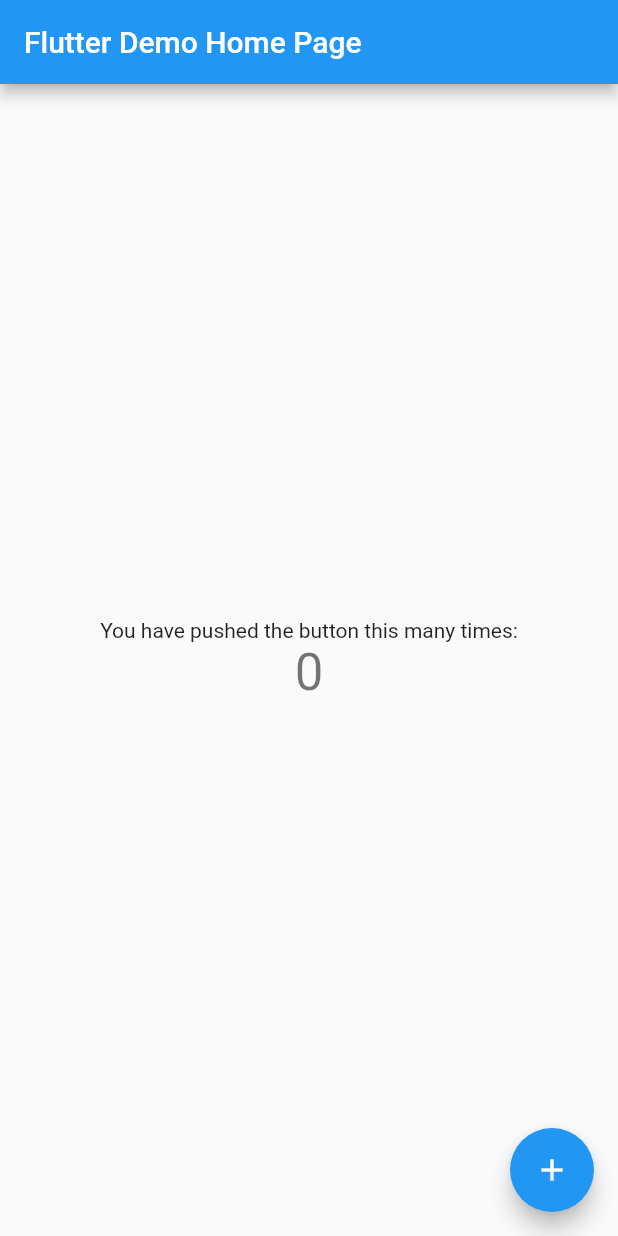
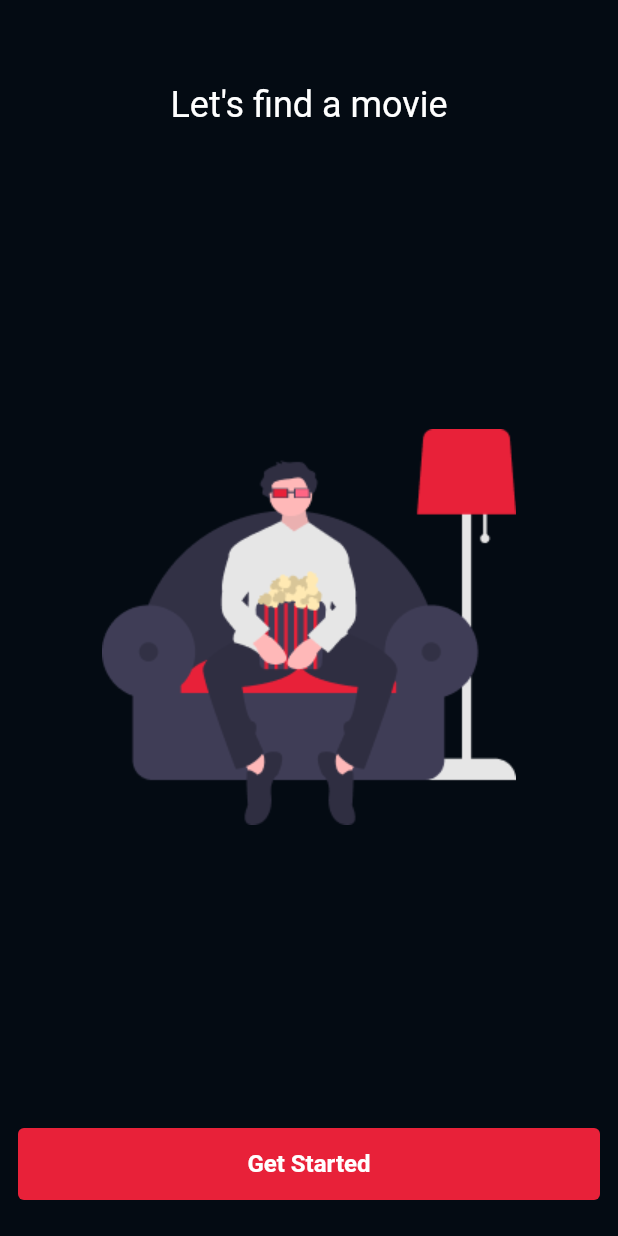
Before and after one commit to Klimek777/movieapp, a Flutter app: the screen it shows after launch, on a phone screen of 412 x 824 dp. Run offline on Flutter 3.47's test engine with Material 2 defaults, Android fonts, the phone set to English and light mode, and no system bars.

Commit message:
module 1 -  all pages without result page

```diff
--- /dev/null
+++ b/lib/ core/constants.dart
@@ -0,0 +1,3 @@
+const kBorderRadius = 8.0;
+const kListItemSpacing = 12.0;
+const kMediumSpacing = 24.0;
--- /dev/null
+++ b/lib/ core/widgets/primary_button.dart
@@ -0,0 +1,36 @@
+import 'package:flutter/material.dart';
+import 'package:movieapp/%20core/constants.dart';
+
+class PrimaryButton extends StatelessWidget {
+  const PrimaryButton({
+    Key? key,
+    required this.onPressed,
+    required this.text,
+    this.width = double.infinity,
+  }) : super(key: key);
+
+  final VoidCallback onPressed;
+  final String text;
+  final double width;
+
+  @override
+  Widget build(BuildContext context) {
+    return Padding(
+      padding: const EdgeInsets.symmetric(horizontal: 12.0),
+      child: TextButton(
+        style: TextButton.styleFrom(
+            shape: RoundedRectangleBorder(
+              borderRadius: BorderRadius.circular(kBorderRadius / 2),
+            ),
+            fixedSize: Size(width, 48)),
+        onPressed: onPressed,
+        child: Row(mainAxisAlignment: MainAxisAlignment.center, children: [
+          Text(
+            text,
+            style: Theme.of(context).textTheme.button,
+          )
+        ]),
+      ),
+    );
+  }
+}
--- /dev/null
+++ b/lib/features/movie_flow/landing/landing_screen.dart
@@ -0,0 +1,40 @@
+import 'package:flutter/gestures.dart';
+import 'package:flutter/material.dart';
+import 'package:movieapp/%20core/constants.dart';
+import 'package:movieapp/%20core/widgets/primary_button.dart';
+
+class LandingScreen extends StatelessWidget {
+  const LandingScreen({
+    Key? key,
+    required this.nextPage,
+    required this.previousPage,
+  }) : super(key: key);
+
+  final VoidCallback nextPage;
+  final VoidCallback previousPage;
+  @override
+  Widget build(BuildContext context) {
+    return Scaffold(
+      appBar: AppBar(),
+      body: Center(
+        child: Column(
+          children: [
+            Text(
+              'Let\'s find a movie',
+              style: Theme.of(context).textTheme.headline5,
+              textAlign: TextAlign.center,
+            ),
+            const Spacer(),
+            Image.asset('images/undraw_horror_movie.png'),
+            const Spacer(),
+            PrimaryButton(
+              onPressed: nextPage,
+              text: 'Get Started',
+            ),
+            const SizedBox(height: kMediumSpacing)
+          ],
+        ),
+      ),
+    );
+  }
+}
--- /dev/null
+++ b/lib/features/movie_flow/movie_flow.dart
@@ -0,0 +1,47 @@
+import 'package:flutter/material.dart';
+import 'package:movieapp/features/movie_flow/genre/genre_screen.dart';
+import 'package:movieapp/features/movie_flow/landing/landing_screen.dart';
+import 'package:movieapp/features/movie_flow/rating/rating_screen.dart';
+import 'package:movieapp/features/movie_flow/years_back/years_back_screen.dart';
+
+class MovieFlow extends StatefulWidget {
+  const MovieFlow({Key? key}) : super(key: key);
+
+  @override
+  State<MovieFlow> createState() => _MovieFlowState();
+}
+
+class _MovieFlowState extends State<MovieFlow> {
+  final pageController = PageController();
+
+  void nextPage() {
+    pageController.nextPage(
+        duration: const Duration(microseconds: 600),
+        curve: Curves.easeOutCubic);
+  }
+
+  void previousPage() {
+    pageController.previousPage(
+        duration: const Duration(milliseconds: 600),
+        curve: Curves.easeOutCubic);
+  }
+
+  @override
+  void dispose() {
+    pageController.dispose();
+    super.dispose();
+  }
+
+  Widget build(BuildContext context) {
+    return PageView(
+      controller: pageController,
+      physics: const NeverScrollableScrollPhysics(),
+      children: [
+        LandingScreen(nextPage: nextPage, previousPage: previousPage),
+        GenreScreen(nextPage: nextPage, previousPage: previousPage),
+        RatingScreen(nextPage: nextPage, previousPage: previousPage),
+        YearsBackScreen(nextPage: nextPage, previousPage: previousPage),
+      ],
+    );
+  }
+}
--- a/lib/main.dart
+++ b/lib/main.dart
@@ -1,4 +1,6 @@
 import 'package:flutter/material.dart';
+import 'package:movieapp/features/movie_flow/movie_flow.dart';
+import 'package:movieapp/theme/custom_theme.dart';
 
 void main() {
   runApp(const MyApp());
@@ -11,105 +13,9 @@ class MyApp extends StatelessWidget {
   @override
   Widget build(BuildContext context) {
     return MaterialApp(
-      title: 'Flutter Demo',
-      theme: ThemeData(
-        // This is the theme of your application.
-        //
-        // Try running your application with "flutter run". You'll see the
-        // application has a blue toolbar. Then, without quitting the app, try
-        // changing the primarySwatch below to Colors.green and then invoke
-        // "hot reload" (press "r" in the console where you ran "flutter run",
-        // or simply save your changes to "hot reload" in a Flutter IDE).
-        // Notice that the counter didn't reset back to zero; the application
-        // is not restarted.
-        primarySwatch: Colors.blue,
-      ),
-      home: const MyHomePage(title: 'Flutter Demo Home Page'),
-    );
+        title: 'Movie Recommendation',
+        darkTheme: CustomTheme.darkTheme(context),
+        themeMode: ThemeMode.dark,
+        home: const MovieFlow());
   }
 }
-
-class MyHomePage extends StatefulWidget {
-  const MyHomePage({Key? key, required this.title}) : super(key: key);
-
-  // This widget is the home page of your application. It is stateful, meaning
-  // that it has a State object (defined below) that contains fields that affect
-  // how it looks.
-
-  // This class is the configuration for the state. It holds the values (in this
-  // case the title) provided by the parent (in this case the App widget) and
-  // used by the build method of the State. Fields in a Widget subclass are
-  // always marked "final".
-
-  final String title;
-
-  @override
-  State<MyHomePage> createState() => _MyHomePageState();
-}
-
-class _MyHomePageState extends State<MyHomePage> {
-  int _counter = 0;
-
-  void _incrementCounter() {
-    setState(() {
-      // This call to setState tells the Flutter framework that something has
-      // changed in this State, which causes it to rerun the build method below
-      // so that the display can reflect the updated values. If we changed
-      // _counter without calling setState(), then the build method would not be
-      // called again, and so nothing would appear to happen.
-      _counter++;
-    });
-  }
-
-  @override
-  Widget build(BuildContext context) {
-    // This method is rerun every time setState is called, for instance as done
-    // by the _incrementCounter method above.
-    //
-    // The Flutter framework has been optimized to make rerunning build methods
-    // fast, so that you can just rebuild anything that needs updating rather
-    // than having to individually change instances of widgets.
-    return Scaffold(
-      appBar: AppBar(
-        // Here we take the value from the MyHomePage object that was created by
-        // the App.build method, and use it to set our appbar title.
-        title: Text(widget.title),
-      ),
-      body: Center(
-        // Center is a layout widget. It takes a single child and positions it
-        // in the middle of the parent.
-        child: Column(
-          // Column is also a layout widget. It takes a list of children and
-          // arranges them vertically. By default, it sizes itself to fit its
-          // children horizontally, and tries to be as tall as its parent.
-          //
-          // Invoke "debug painting" (press "p" in the console, choose the
-          // "Toggle Debug Paint" action from the Flutter Inspector in Android
-          // Studio, or the "Toggle Debug Paint" command in Visual Studio Code)
-          // to see the wireframe for each widget.
-          //
-          // Column has various properties to control how it sizes itself and
-          // how it positions its children. Here we use mainAxisAlignment to
-          // center the children vertically; the main axis here is the vertical
-          // axis because Columns are vertical (the cross axis would be
-          // horizontal).
-          mainAxisAlignment: MainAxisAlignment.center,
-          children: <Widget>[
-            const Text(
-              'You have pushed the button this many times:',
-            ),
-            Text(
-              '$_counter',
-              style: Theme.of(context).textTheme.headline4,
-            ),
-          ],
-        ),
-      ),
-      floatingActionButton: FloatingActionButton(
-        onPressed: _incrementCounter,
-        tooltip: 'Increment',
-        child: const Icon(Icons.add),
-      ), // This trailing comma makes auto-formatting nicer for build methods.
-    );
-  }
-}
--- /dev/null
+++ b/lib/theme/custom_theme.dart
@@ -0,0 +1,51 @@
+import 'package:flutter/material.dart';
+import 'palette.dart';
+
+class CustomTheme {
+  static ThemeData darkTheme(BuildContext context) {
+    final theme = Theme.of(context);
+    return ThemeData(
+      brightness: Brightness.dark,
+      primarySwatch: MaterialColor(Palette.red500.value, const {
+        100: Palette.red100,
+        200: Palette.red200,
+        300: Palette.red300,
+        400: Palette.red400,
+        500: Palette.red500,
+        600: Palette.red600,
+        700: Palette.red700,
+        800: Palette.red800,
+        900: Palette.red900,
+      }),
+      accentColor: Palette.red500,
+      scaffoldBackgroundColor: Palette.almostBlack,
+      appBarTheme: const AppBarTheme(
+        elevation: 0,
+        color: Palette.almostBlack,
+      ),
+      sliderTheme: SliderThemeData(
+          activeTrackColor: Colors.white,
+          inactiveTrackColor: Colors.grey.shade800,
+          thumbColor: Colors.white,
+          valueIndicatorColor: Palette.red500,
+          inactiveTickMarkColor: Colors.transparent,
+          activeTickMarkColor: Colors.transparent),
+      textTheme: theme.primaryTextTheme
+          .copyWith(
+            button: theme.primaryTextTheme.button?.copyWith(
+              color: Colors.white,
+              fontSize: 16,
+              fontWeight: FontWeight.bold,
+            ),
+          )
+          .apply(
+            displayColor: Colors.white,
+          ),
+      textButtonTheme: TextButtonThemeData(
+        style: TextButton.styleFrom(
+          backgroundColor: Palette.red500,
+        ),
+      ),
+    );
+  }
+}
--- /dev/null
+++ b/lib/theme/palette.dart
@@ -0,0 +1,14 @@
+import 'package:flutter/rendering.dart';
+
+class Palette {
+  static const Color almostBlack = Color(0xff040B13);
+  static const Color red100 = Color(0xfffce5e8);
+  static const Color red200 = Color(0xfff7b2ba);
+  static const Color red300 = Color(0xfff27f8d);
+  static const Color red400 = Color(0xffec4b5f);
+  static const Color red500 = Color(0xffE82139);
+  static const Color red600 = Color(0xffb41326);
+  static const Color red700 = Color(0xff800d1b);
+  static const Color red800 = Color(0xff4d0810);
+  static const Color red900 = Color(0xff1a0305);
+}
--- a/pubspec.yaml
+++ b/pubspec.yaml
@@ -61,6 +61,8 @@ flutter:
   # assets:
   #   - images/a_dot_burr.jpeg
   #   - images/a_dot_ham.jpeg
+  assets:
+    - images/
 
   # An image asset can refer to one or more resolution-specific "variants", see
   # https://flutter.dev/assets-and-images/#resolution-aware.
```
Also changed, not shown: lib/features/movie_flow/genre/genre.dart (added, +30 -0 lines), lib/features/movie_flow/genre/genre_screen.dart (added, +84 -0 lines), lib/features/movie_flow/genre/list_card.dart (added, +33 -0 lines), lib/features/movie_flow/rating/rating_screen.dart (added, +73 -0 lines), lib/features/movie_flow/years_back/years_back_screen.dart (added, +69 -0 lines), images/undraw_horror_movie.png (added), pubspec.lock, 2 other files.
